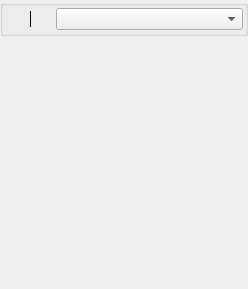
Before: the Qt Designer form src/gui/objectmanipulator_q.ui in fwbuilder/fwbuilder, drawn with Qt 5.
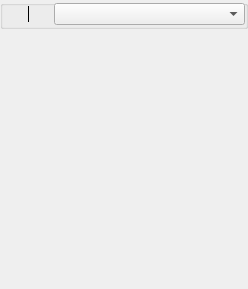
After: the same form once the commit is applied. Icons and pictures are not drawn.

Commit message: more fixes in dlg layouts

What changed in the file:
```diff
--- a/src/gui/objectmanipulator_q.ui
+++ b/src/gui/objectmanipulator_q.ui
@@ -79,6 +79,19 @@
        <verstretch>0</verstretch>
       </sizepolicy>
      </property>
+     <property name="styleSheet" >
+      <string notr="true" >
+QGroupBox {
+	margin-top: 1ex;
+    padding: 0px;
+}
+
+QComboBox {
+	margin-top: 0px;
+    padding: 0px;
+}
+</string>
+     </property>
      <layout class="QGridLayout" >
       <property name="margin" >
        <number>2</number>
@@ -142,6 +155,10 @@
           <verstretch>0</verstretch>
          </sizepolicy>
         </property>
+        <property name="styleSheet" >
+         <string notr="true" >QComboBox { padding: 2px;}
+</string>
+        </property>
        </widget>
       </item>
       <item row="0" column="2" >
```
The commit also changes 3 other files.
